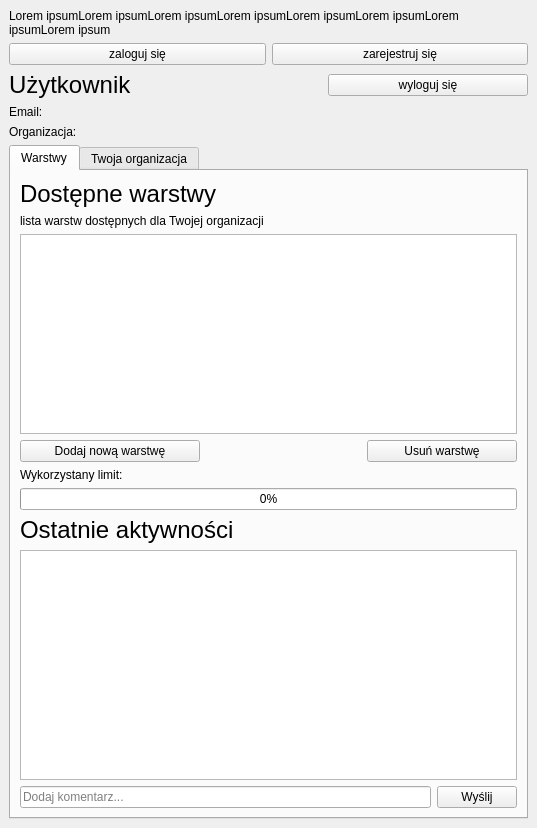
First picture: the form in usemaps_lite/ui/dockwidget.ui, repository gis-support/usemaps-lite-plugin, before the edit.
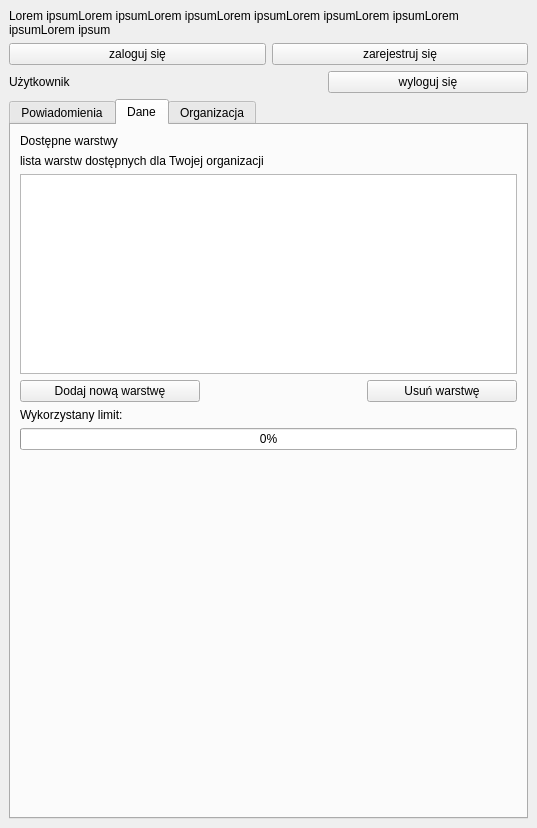
Second picture: the form after the edit. The open tabs and pages were chosen to show the change.

```diff
--- a/usemaps_lite/ui/dockwidget.ui
+++ b/usemaps_lite/ui/dockwidget.ui
@@ -72,7 +72,7 @@
       <item>
        <widget class="QLabel" name="label_9">
         <property name="text">
-         <string>&lt;html&gt;&lt;head/&gt;&lt;body&gt;&lt;p&gt;&lt;span style=&quot; font-size:18pt;&quot;&gt;Użytkownik&lt;/span&gt;&lt;/p&gt;&lt;/body&gt;&lt;/html&gt;</string>
+         <string>Użytkownik</string>
         </property>
        </widget>
       </item>
@@ -97,34 +97,55 @@
       </item>
      </layout>
     </item>
-    <item>
-     <widget class="QLabel" name="email_label">
-      <property name="text">
-       <string>Email:</string>
-      </property>
-     </widget>
-    </item>
-    <item>
-     <widget class="QLabel" name="org_label">
-      <property name="text">
-       <string>Organizacja:</string>
-      </property>
-     </widget>
-    </item>
     <item>
      <widget class="QTabWidget" name="tabWidget">
       <property name="currentIndex">
        <number>0</number>
       </property>
+      <widget class="QWidget" name="events_tab">
+       <attribute name="title">
+        <string>Powiadomienia</string>
+       </attribute>
+       <layout class="QVBoxLayout" name="verticalLayout_3">
+        <item>
+         <widget class="QLabel" name="recent_activities_label">
+          <property name="text">
+           <string>Ostatnie aktywności</string>
+          </property>
+         </widget>
+        </item>
+        <item>
+         <widget class="QListView" name="events_listview"/>
+        </item>
+        <item>
+         <layout class="QHBoxLayout" name="horizontalLayout_5">
+          <item>
+           <widget class="QLineEdit" name="comment_lineedit">
+            <property name="placeholderText">
+             <string>Dodaj komentarz...</string>
+            </property>
+           </widget>
+          </item>
+          <item>
+           <widget class="QPushButton" name="add_comment_button">
+            <property name="text">
+             <string>Wyślij</string>
+            </property>
+           </widget>
+          </item>
+         </layout>
+        </item>
+       </layout>
+      </widget>
       <widget class="QWidget" name="layers_tab">
        <attribute name="title">
-        <string>Warstwy</string>
+        <string>Dane</string>
        </attribute>
        <layout class="QVBoxLayout" name="verticalLayout_2">
         <item>
          <widget class="QLabel" name="label_15">
           <property name="text">
-           <string>&lt;html&gt;&lt;head/&gt;&lt;body&gt;&lt;p&gt;&lt;span style=&quot; font-size:18pt;&quot;&gt;Dostępne warstwy&lt;/span&gt;&lt;/p&gt;&lt;/body&gt;&lt;/html&gt;</string>
+           <string>Dostępne warstwy</string>
           </property>
          </widget>
         </item>
@@ -218,38 +239,23 @@
          </widget>
         </item>
         <item>
-         <widget class="QLabel" name="label_20">
-          <property name="text">
-           <string>&lt;html&gt;&lt;head/&gt;&lt;body&gt;&lt;p&gt;&lt;span style=&quot; font-size:18pt;&quot;&gt;Ostatnie aktywności&lt;/span&gt;&lt;/p&gt;&lt;/body&gt;&lt;/html&gt;</string>
+         <spacer name="verticalSpacer">
+          <property name="orientation">
+           <enum>Qt::Vertical</enum>
           </property>
-         </widget>
-        </item>
-        <item>
-         <widget class="QListView" name="events_listview"/>
-        </item>
-        <item>
-         <layout class="QHBoxLayout" name="horizontalLayout_3">
-          <item>
-           <widget class="QLineEdit" name="comment_lineedit">
-            <property name="placeholderText">
-             <string>Dodaj komentarz...</string>
-            </property>
-           </widget>
-          </item>
-          <item>
-           <widget class="QPushButton" name="add_comment_button">
-            <property name="text">
-             <string>Wyślij</string>
-            </property>
-           </widget>
-          </item>
-         </layout>
+          <property name="sizeHint" stdset="0">
+           <size>
+            <width>20</width>
+            <height>40</height>
+           </size>
+          </property>
+         </spacer>
         </item>
        </layout>
       </widget>
       <widget class="QWidget" name="users_tab">
        <attribute name="title">
-        <string>Twoja organizacja</string>
+        <string>Organizacja</string>
        </attribute>
        <layout class="QVBoxLayout" name="verticalLayout_4">
         <item>
```
Left out of the diff: 18 changed lines with no effect on the pictures.
